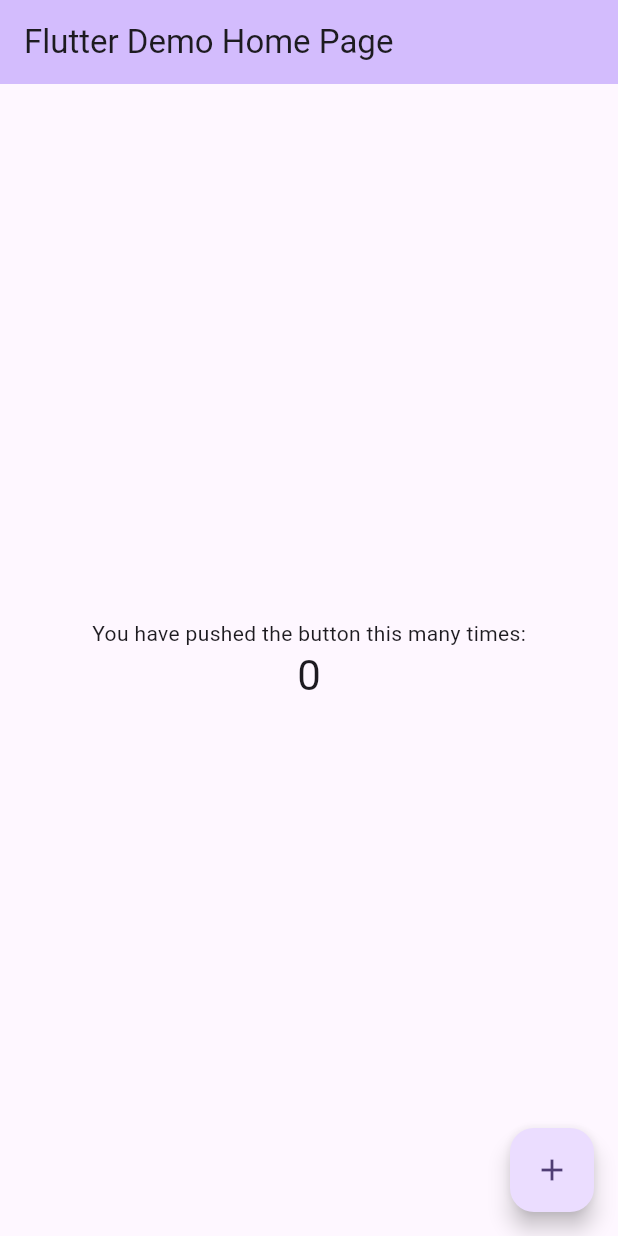
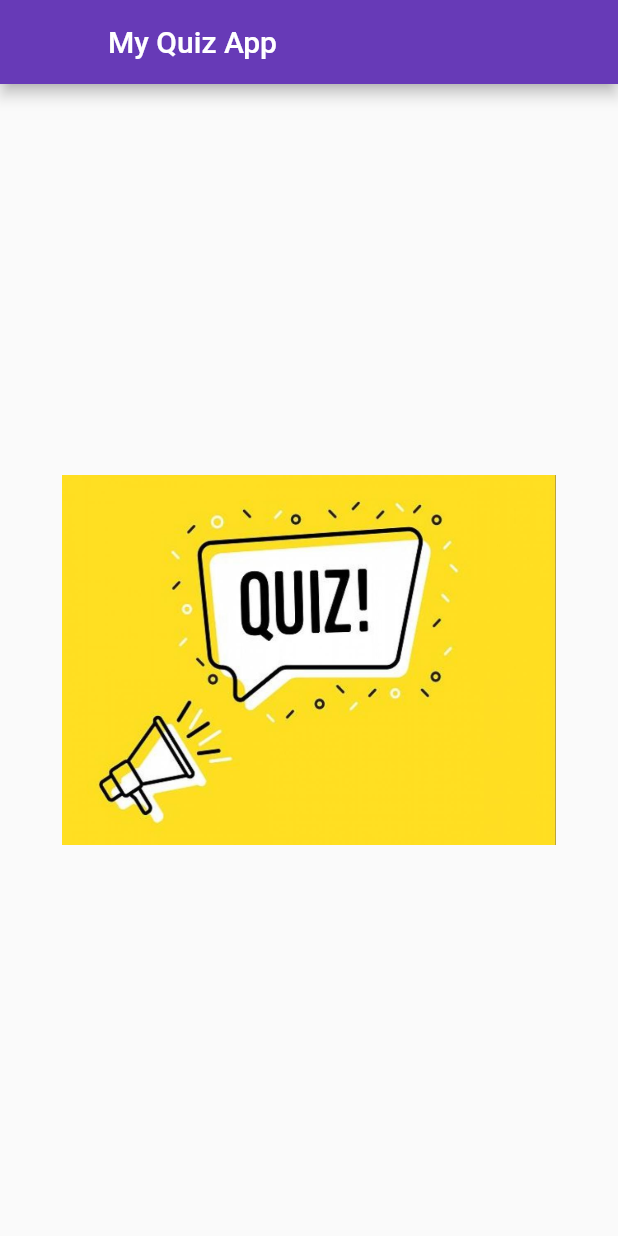
Before and after one commit to yellyB/flutter_practice, a Flutter app: the screen it shows after launch, on a phone screen of 412 x 824 dp. Run offline on Flutter 3.47's test engine with Material 2 defaults, Android fonts, the phone set to English and light mode, and no system bars.

Commit message:
홈화면에 이미지 띄우기

```diff
--- a/lib/main.dart
+++ b/lib/main.dart
@@ -1,4 +1,5 @@
 import 'package:flutter/material.dart';
+import 'package:quiz_app_test/screen/screen_home.dart';
 
 void main() {
   runApp(const MyApp());
@@ -11,115 +12,8 @@ class MyApp extends StatelessWidget {
   @override
   Widget build(BuildContext context) {
     return MaterialApp(
-      title: 'Flutter Demo',
-      theme: ThemeData(
-        // This is the theme of your application.
-        //
-        // TRY THIS: Try running your application with "flutter run". You'll see
-        // the application has a blue toolbar. Then, without quitting the app,
-        // try changing the seedColor in the colorScheme below to Colors.green
-        // and then invoke "hot reload" (save your changes or press the "hot
-        // reload" button in a Flutter-supported IDE, or press "r" if you used
-        // the command line to start the app).
-        //
-        // Notice that the counter didn't reset back to zero; the application
-        // state is not lost during the reload. To reset the state, use hot
-        // restart instead.
-        //
-        // This works for code too, not just values: Most code changes can be
-        // tested with just a hot reload.
-        colorScheme: ColorScheme.fromSeed(seedColor: Colors.deepPurple),
-        useMaterial3: true,
-      ),
-      home: const MyHomePage(title: 'Flutter Demo Home Page'),
+      title: 'My Quiz App',
+      home: HomeScreen(),
     );
   }
 }
-
-class MyHomePage extends StatefulWidget {
-  const MyHomePage({super.key, required this.title});
-
-  // This widget is the home page of your application. It is stateful, meaning
-  // that it has a State object (defined below) that contains fields that affect
-  // how it looks.
-
-  // This class is the configuration for the state. It holds the values (in this
-  // case the title) provided by the parent (in this case the App widget) and
-  // used by the build method of the State. Fields in a Widget subclass are
-  // always marked "final".
-
-  final String title;
-
-  @override
-  State<MyHomePage> createState() => _MyHomePageState();
-}
-
-class _MyHomePageState extends State<MyHomePage> {
-  int _counter = 0;
-
-  void _incrementCounter() {
-    setState(() {
-      // This call to setState tells the Flutter framework that something has
-      // changed in this State, which causes it to rerun the build method below
-      // so that the display can reflect the updated values. If we changed
-      // _counter without calling setState(), then the build method would not be
-      // called again, and so nothing would appear to happen.
-      _counter++;
-    });
-  }
-
-  @override
-  Widget build(BuildContext context) {
-    // This method is rerun every time setState is called, for instance as done
-    // by the _incrementCounter method above.
-    //
-    // The Flutter framework has been optimized to make rerunning build methods
-    // fast, so that you can just rebuild anything that needs updating rather
-    // than having to individually change instances of widgets.
-    return Scaffold(
-      appBar: AppBar(
-        // TRY THIS: Try changing the color here to a specific color (to
-        // Colors.amber, perhaps?) and trigger a hot reload to see the AppBar
-        // change color while the other colors stay the same.
-        backgroundColor: Theme.of(context).colorScheme.inversePrimary,
-        // Here we take the value from the MyHomePage object that was created by
-        // the App.build method, and use it to set our appbar title.
-        title: Text(widget.title),
-      ),
-      body: Center(
-        // Center is a layout widget. It takes a single child and positions it
-        // in the middle of the parent.
-        child: Column(
-          // Column is also a layout widget. It takes a list of children and
-          // arranges them vertically. By default, it sizes itself to fit its
-          // children horizontally, and tries to be as tall as its parent.
-          //
-          // Column has various properties to control how it sizes itself and
-          // how it positions its children. Here we use mainAxisAlignment to
-          // center the children vertically; the main axis here is the vertical
-          // axis because Columns are vertical (the cross axis would be
-          // horizontal).
-          //
-          // TRY THIS: Invoke "debug painting" (choose the "Toggle Debug Paint"
-          // action in the IDE, or press "p" in the console), to see the
-          // wireframe for each widget.
-          mainAxisAlignment: MainAxisAlignment.center,
-          children: <Widget>[
-            const Text(
-              'You have pushed the button this many times:',
-            ),
-            Text(
-              '$_counter',
-              style: Theme.of(context).textTheme.headlineMedium,
-            ),
-          ],
-        ),
-      ),
-      floatingActionButton: FloatingActionButton(
-        onPressed: _incrementCounter,
-        tooltip: 'Increment',
-        child: const Icon(Icons.add),
-      ), // This trailing comma makes auto-formatting nicer for build methods.
-    );
-  }
-}
--- /dev/null
+++ b/lib/screen/screen_home.dart
@@ -0,0 +1,37 @@
+import 'package:flutter/material.dart';
+
+class HomeScreen extends StatefulWidget{
+    @override
+    _HomeScreenState createState()=> _HomeScreenState();
+}
+
+class _HomeScreenState extends State<HomeScreen>{
+    @override
+    Widget build(BuildContext context) {
+        Size screenSize = MediaQuery.of(context).size;
+        double width = screenSize.width;
+        double height = screenSize.height;
+
+        return SafeArea(
+            child: Scaffold(
+                appBar:AppBar(
+                    title: Text('My Quiz App'),
+                    backgroundColor: Colors.deepPurple,
+                    leading: Container(),
+                ),
+                body: Column(
+                    mainAxisAlignment: MainAxisAlignment.center,
+                    crossAxisAlignment: CrossAxisAlignment.center,
+                    children: <Widget>[
+                        Center(
+                            child: Image.asset(
+                                'images/quiz.jpeg',
+                                width: width * 0.8,
+                            ),
+                        ),
+                    ],
+                ),
+            ),
+        );
+    }
+}
```
Also changed, not shown: pubspec.yaml (+4 -7 lines), images/quiz.jpeg (added).
